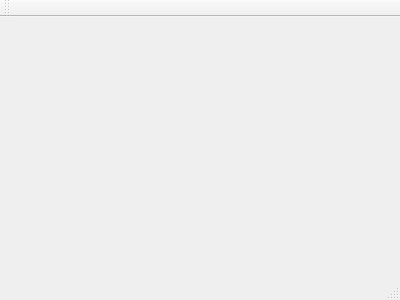
Qt form mainwindow.ui (el41n/Monitor) before a commit.
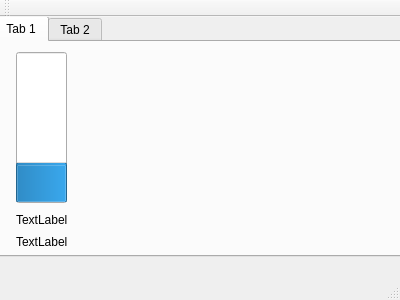
The same form after that commit. The open tabs and pages were chosen to show the change.

What changed in the file:
```diff
--- a/mainwindow.ui
+++ b/mainwindow.ui
@@ -9,16 +9,140 @@
     <height>300</height>
    </rect>
   </property>
-  <property name="windowTitle" >
+  <property name="sizePolicy">
+   <sizepolicy hsizetype="Fixed" vsizetype="Fixed">
+    <horstretch>0</horstretch>
+    <verstretch>0</verstretch>
+   </sizepolicy>
+  </property>
+  <property name="windowTitle">
    <string>MainWindow</string>
   </property>
-  <widget class="QMenuBar" name="menuBar" />
-  <widget class="QToolBar" name="mainToolBar" />
-  <widget class="QWidget" name="centralWidget" />
-  <widget class="QStatusBar" name="statusBar" />
+  <widget class="QWidget" name="centralWidget">
+   <property name="sizePolicy">
+    <sizepolicy hsizetype="Fixed" vsizetype="Fixed">
+     <horstretch>0</horstretch>
+     <verstretch>0</verstretch>
+    </sizepolicy>
+   </property>
+   <widget class="QTabWidget" name="tabWidget">
+    <property name="geometry">
+     <rect>
+      <x>-6</x>
+      <y>-1</y>
+      <width>411</width>
+      <height>241</height>
+     </rect>
+    </property>
+    <property name="sizePolicy">
+     <sizepolicy hsizetype="Fixed" vsizetype="Fixed">
+      <horstretch>0</horstretch>
+      <verstretch>0</verstretch>
+     </sizepolicy>
+    </property>
+    <property name="currentIndex">
+     <number>1</number>
+    </property>
+    <widget class="QWidget" name="tab">
+     <attribute name="title">
+      <string>Tab 1</string>
+     </attribute>
+     <widget class="QProgressBar" name="CPUProgressBar">
+      <property name="geometry">
+       <rect>
+        <x>20</x>
+        <y>10</y>
+        <width>51</width>
+        <height>151</height>
+       </rect>
+      </property>
+      <property name="sizePolicy">
+       <sizepolicy hsizetype="Minimum" vsizetype="Minimum">
+        <horstretch>0</horstretch>
+        <verstretch>0</verstretch>
+       </sizepolicy>
+      </property>
+      <property name="layoutDirection">
+       <enum>Qt::LeftToRight</enum>
+      </property>
+      <property name="value">
+       <number>24</number>
+      </property>
+      <property name="orientation">
+       <enum>Qt::Vertical</enum>
+      </property>
+      <property name="invertedAppearance">
+       <bool>false</bool>
+      </property>
+     </widget>
+     <widget class="QLabel" name="CPU">
+      <property name="geometry">
+       <rect>
+        <x>20</x>
+        <y>190</y>
+        <width>55</width>
+        <height>20</height>
+       </rect>
+      </property>
+      <property name="text">
+       <string>TextLabel</string>
+      </property>
+     </widget>
+     <widget class="QLabel" name="CPUpercent">
+      <property name="geometry">
+       <rect>
+        <x>20</x>
+        <y>170</y>
+        <width>55</width>
+        <height>16</height>
+       </rect>
+      </property>
+      <property name="text">
+       <string>TextLabel</string>
+      </property>
+     </widget>
+    </widget>
+    <widget class="QWidget" name="tab_2">
+     <attribute name="title">
+      <string>Tab 2</string>
+     </attribute>
+     <widget class="QLabel" name="proclab">
+      <property name="geometry">
+       <rect>
+        <x>60</x>
+        <y>80</y>
+        <width>55</width>
+        <height>16</height>
+       </rect>
+      </property>
+      <property name="text">
+       <string>TextLabel</string>
+      </property>
+     </widget>
+    </widget>
+   </widget>
+  </widget>
+  <widget class="QMenuBar" name="menuBar">
+   <property name="geometry">
+    <rect>
+     <x>0</x>
+     <y>0</y>
+     <width>400</width>
+     <height>26</height>
+    </rect>
+   </property>
+  </widget>
+  <widget class="QToolBar" name="mainToolBar">
+   <attribute name="toolBarArea">
+    <enum>TopToolBarArea</enum>
+   </attribute>
+   <attribute name="toolBarBreak">
+    <bool>false</bool>
+   </attribute>
+  </widget>
+  <widget class="QStatusBar" name="statusBar"/>
  </widget>
- <layoutDefault spacing="6" margin="11" />
- <pixmapfunction></pixmapfunction>
+ <layoutdefault spacing="6" margin="11"/>
  <resources/>
  <connections/>
 </ui>
```
Left out of the diff: 5 changed lines with no effect on the pictures.
